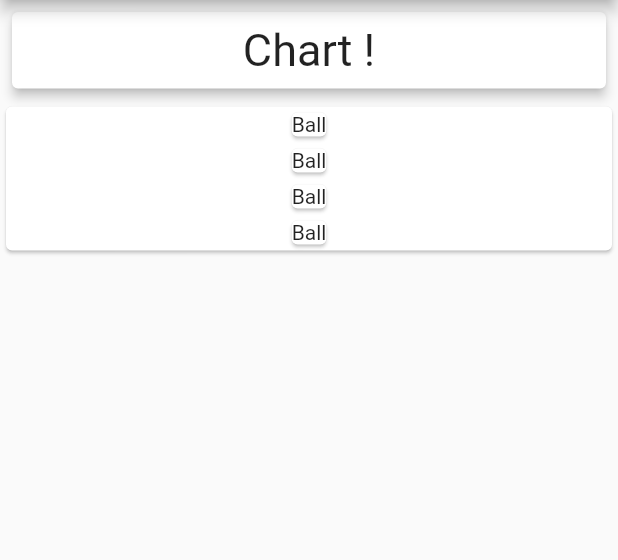
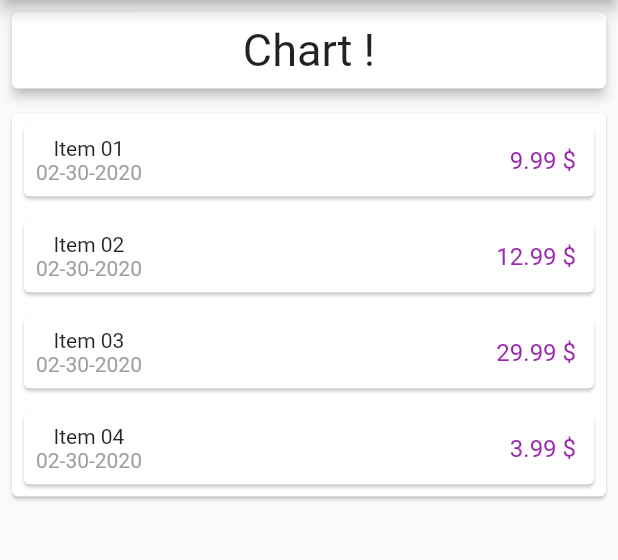
Before and after one commit to FadyFouad/expnse_planner_app, a Flutter app: the screen it shows after launch, on a phone screen of 412 x 824 dp, the part 84-644 px from its top. Run offline on Flutter 3.47's test engine with Material 2 defaults, Android fonts, the phone set to English and light mode, and no system bars.

Commit message:
date format

```diff
--- /dev/null
+++ b/lib/chart.dart
@@ -0,0 +1,26 @@
+import 'package:flutter/material.dart';
+
+///****************************************************
+///*** Created by Fady Fouad on 02-Jan-20 at 14:09.***
+///***************************************************/
+
+class Chart extends StatelessWidget {
+  @override
+  Widget build(BuildContext context) {
+    return Card(
+      child: Container(
+        width: double.infinity,
+        padding: EdgeInsets.all(8),
+        child: Text(
+          'Chart !',
+          textAlign: TextAlign.center,
+          style: TextStyle(
+            fontSize: 30,
+          ),
+        ),
+      ),
+      elevation: 3,
+      margin: EdgeInsets.all(8),
+    );
+  }
+}
--- a/lib/main.dart
+++ b/lib/main.dart
@@ -1,5 +1,9 @@
 import 'package:expnse_planner_app/transaction.dart';
+import 'package:flutter/cupertino.dart';
 import 'package:flutter/material.dart';
+import 'package:intl/intl.dart';
+
+import 'chart.dart';
 
 void main() => runApp(MyApp());
 
@@ -19,10 +23,10 @@ class MyApp extends StatelessWidget {
 
 class MyHomePage extends StatelessWidget {
   final List<Transaction> transactions = [
-    Transaction(id: '1', amount: 9.99, title: 'Ball', date: DateTime.now()),
-    Transaction(id: '2', amount: 12.99, title: 'Ball', date: DateTime.now()),
-    Transaction(id: '3', amount: 29.99, title: 'Ball', date: DateTime.now()),
-    Transaction(id: '4', amount: 3.99, title: 'Ball', date: DateTime.now())
+    Transaction(id: '1', price: 09.99, title: 'Item 01', date: DateTime.now()),
+    Transaction(id: '2', price: 12.99, title: 'Item 02', date: DateTime.now()),
+    Transaction(id: '3', price: 29.99, title: 'Item 03', date: DateTime.now()),
+    Transaction(id: '4', price: 03.99, title: 'Item 04', date: DateTime.now())
   ];
 
   @override
@@ -33,30 +37,48 @@ class MyHomePage extends StatelessWidget {
         ),
         body: Column(
           children: <Widget>[
-            Card(
-              child: Container(
+            Chart(),
+            Container(
               width: double.infinity,
               padding: EdgeInsets.all(8),
-                child: Text(
-                  'Chart !',
-                  textAlign: TextAlign.center,
-                  style: TextStyle(
-                    fontSize: 30,
-                  ),
-                ),
-              ),
-              elevation: 3,
-              margin: EdgeInsets.all(8),
-            ),
-            Container(
-              width: double.infinity,
+              child: Container(
                 child: Card(
+                  margin: EdgeInsets.all(0),
                   child: Column(
                     children: transactions.map((transaction) {
                       return Card(
-                      child: Text(transaction.title),
+                        margin: EdgeInsets.all(8),
+                        child: Padding(
+                          padding: const EdgeInsets.all(8.0),
+                          child: Row(
+                            mainAxisAlignment: MainAxisAlignment.spaceBetween,
+                            children: <Widget>[
+                              Column(
+                                children: <Widget>[
+                                  Text('${transaction.title}'),
+                                  Text(
+                                    '${DateFormat('dd-mm-yyyy').format(
+                                        transaction.date)}',
+                                    style: TextStyle(color: Colors.grey),
+                                  ),
+                                ],
+                              ),
+                              Container(
+                                child: Text(
+                                  ' ${transaction.price} \$',
+                                  style: (TextStyle(
+                                    fontSize: 16,
+                                    color: Colors.purple,
+                                  )),
+                                ),
+                                padding: EdgeInsets.all(4),
+                              ),
+                            ],
+                          ),
+                        ),
                       );
                     }).toList(),
+                  ),
                 ),
               ),
             ),
--- a/lib/transaction.dart
+++ b/lib/transaction.dart
@@ -5,8 +5,8 @@
 class Transaction {
   final String id;
   final String title;
-  final double amount;
+  final double price;
   final DateTime date;
 
-  Transaction({this.id, this.title, this.amount, this.date});
+  Transaction({this.id, this.title, this.price, this.date});
 }
--- a/pubspec.yaml
+++ b/pubspec.yaml
@@ -19,6 +19,7 @@ environment:
 dependencies:
   flutter:
     sdk: flutter
+  intl: ^0.16.0
 
   # The following adds the Cupertino Icons font to your application.
   # Use with the CupertinoIcons class for iOS style icons.
```
Also changed, not shown: pubspec.lock. Lines whose indentation alone changed are shown as unchanged.
